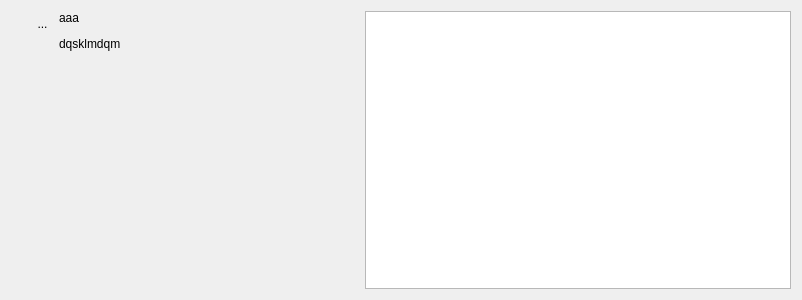
Before: the Qt Designer form UiQT4/desWidgetMatrice.ui in SalomePlatform/eficas_tools, drawn with Qt 5.
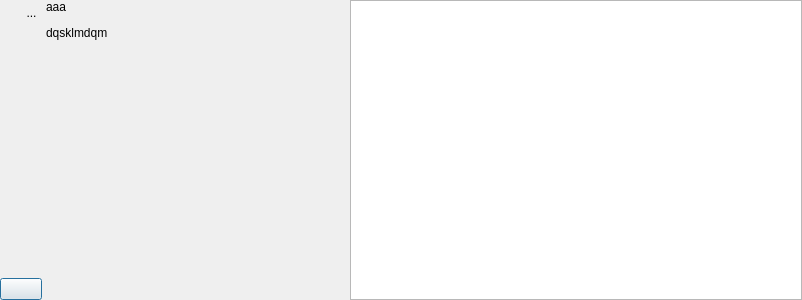
After: the same form once the commit is applied. Icons and pictures are not drawn. Custom widgets are drawn as their Qt base class.

```diff
--- a/UiQT4/desWidgetMatrice.ui
+++ b/UiQT4/desWidgetMatrice.ui
@@ -14,6 +14,12 @@
    <string>Dialog</string>
   </property>
   <layout class="QHBoxLayout" name="horizontalLayout">
+   <property name="spacing">
+    <number>4</number>
+   </property>
+   <property name="margin">
+    <number>0</number>
+   </property>
    <item>
     <layout class="QVBoxLayout" name="verticalLayout_2">
      <property name="spacing">
@@ -96,6 +102,21 @@
        </property>
       </spacer>
      </item>
+     <item>
+      <widget class="QPushButton" name="PBrefresh">
+       <property name="toolTip">
+        <string>&lt;html&gt;&lt;head/&gt;&lt;body&gt;&lt;p&gt;Met à jour l'en-tête&lt;/p&gt;&lt;/body&gt;&lt;/html&gt;</string>
+       </property>
+       <property name="text">
+        <string/>
+       </property>
+       <property name="icon">
+        <iconset theme="view-refresh">
+         <normaloff/>
+        </iconset>
+       </property>
+      </widget>
+     </item>
     </layout>
    </item>
    <item>
```
